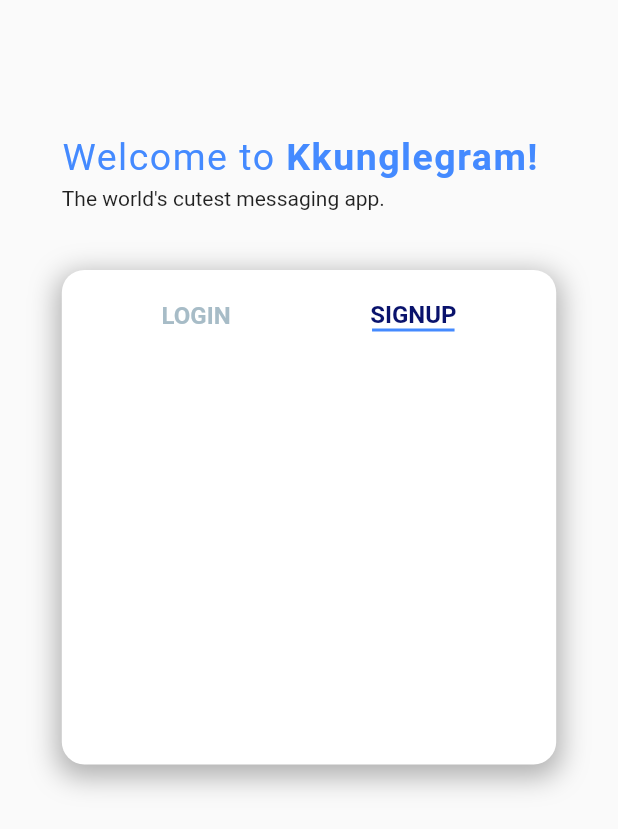
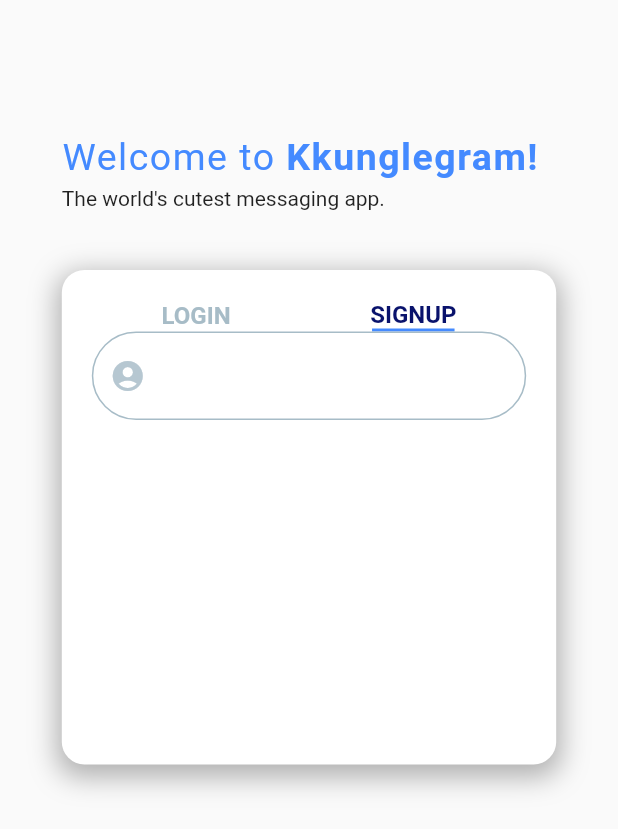
Before and after one commit to kangsudal/kkunglegram_practice, a Flutter app: the screen it shows after launch, on a phone screen of 412 x 824 dp. Shown: the top 829 px of the screen. Run offline on Flutter 3.47's test engine with Material 2 defaults, Android fonts, the phone set to English and light mode, and no system bars; our stand-ins replace flutter_riverpod.

Commit message:
decorate TextFormField

```diff
--- a/lib/screens/authenticate/authenticate.dart
+++ b/lib/screens/authenticate/authenticate.dart
@@ -132,7 +132,39 @@ class MyForm extends StatelessWidget {
             LoginTab(),
             SignupTab(),
           ],
-        )
+        ),
+        Container(
+          child: Form(
+            child: Column(
+              children: [
+                TextFormField(
+                  decoration: InputDecoration(
+                    prefixIcon: Icon(
+                      Icons.account_circle,
+                      color: Palette.iconColor,
+                    ),
+                    enabledBorder: OutlineInputBorder(
+                      borderSide: BorderSide(
+                        color: Palette.textColor1,
+                      ),
+                      borderRadius: BorderRadius.all(
+                        Radius.circular(30),
+                      ),
+                    ),
+                    focusedBorder: OutlineInputBorder(
+                      borderSide: BorderSide(
+                        color: Palette.textColor1,
+                      ),
+                      borderRadius: BorderRadius.all(
+                        Radius.circular(30),
+                      ),
+                    ),
+                  ),
+                ),
+              ],
+            ),
+          ),
+        ),
       ],
     );
   }
```
